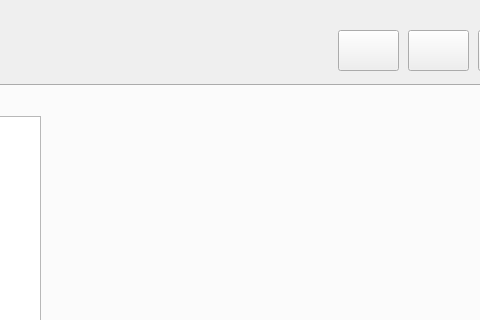
Qt form UI Files/MainWindowUI.ui (steinmns/power-monitor) before a commit; both pictures show x 472 to 952 and y 0 to 320 of the 1098 by 797 pixel window.
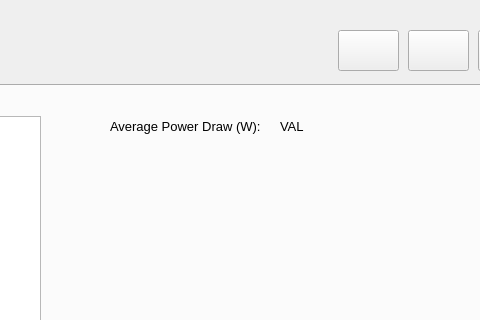
The same form after that commit. The open tabs and pages were chosen to show the change.

Commit message: Added average power draw and value truncation for data table

What changed in the file:
```diff
--- a/UI Files/MainWindowUI.ui
+++ b/UI Files/MainWindowUI.ui
@@ -73,6 +73,42 @@
        </rect>
       </property>
      </widget>
+     <widget class="QLabel" name="AvgDrawLabel">
+      <property name="geometry">
+       <rect>
+        <x>550</x>
+        <y>30</y>
+        <width>161</width>
+        <height>21</height>
+       </rect>
+      </property>
+      <property name="font">
+       <font>
+        <pointsize>10</pointsize>
+       </font>
+      </property>
+      <property name="text">
+       <string>Average Power Draw (W):</string>
+      </property>
+     </widget>
+     <widget class="QLabel" name="AvgDrawValueLabel">
+      <property name="geometry">
+       <rect>
+        <x>720</x>
+        <y>30</y>
+        <width>91</width>
+        <height>21</height>
+       </rect>
+      </property>
+      <property name="font">
+       <font>
+        <pointsize>10</pointsize>
+       </font>
+      </property>
+      <property name="text">
+       <string>VAL</string>
+      </property>
+     </widget>
     </widget>
    </widget>
    <widget class="QPushButton" name="SettingsButton">
```
The commit also changes 2 other files.
